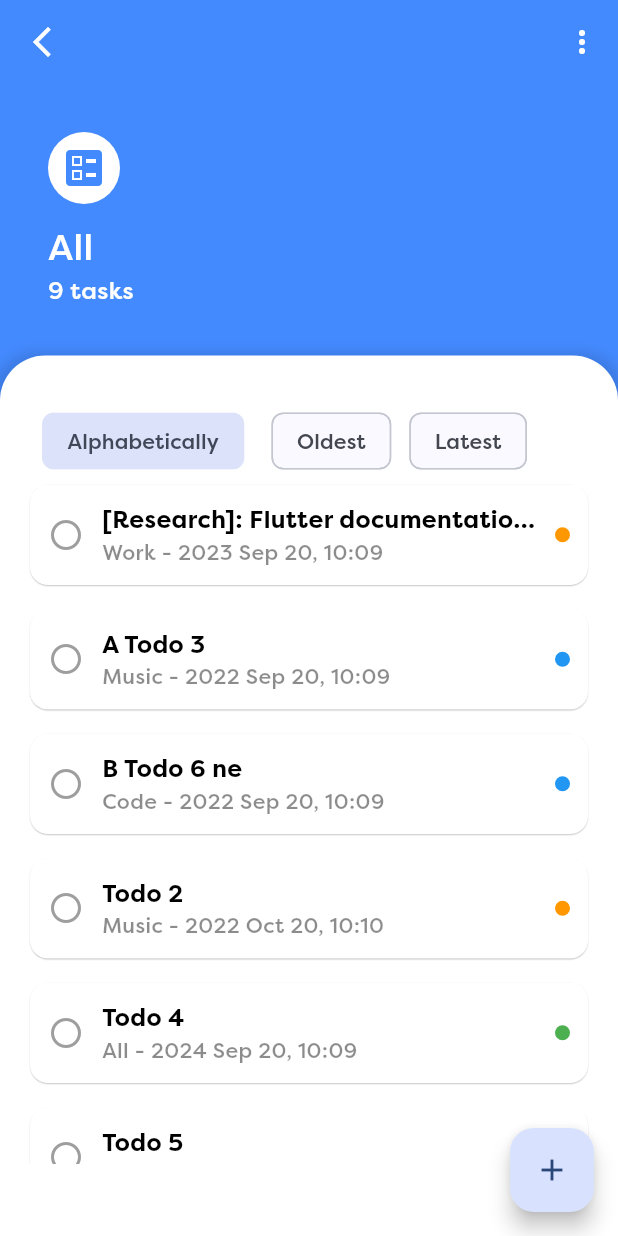
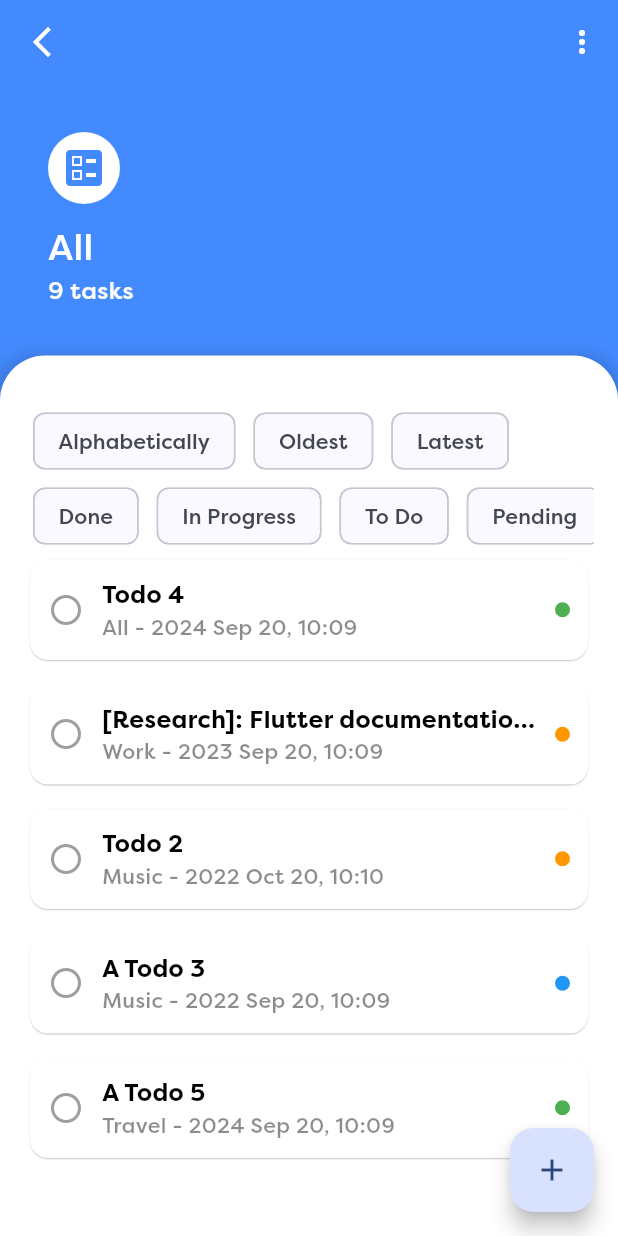
Before and after one commit to tuyen1204/ziichat_todo, a Flutter app: the HomeScreen screen opened directly, after a tap on "All", on a phone screen of 412 x 824 dp. Run offline on Flutter 3.47's test engine with Material 3 defaults, Android fonts, the phone set to English and light mode, and no system bars.

Commit message:
[feat]: Sort by status

```diff
--- a/ziichat_todo/lib/data/folder_data.dart
+++ b/ziichat_todo/lib/data/folder_data.dart
@@ -34,9 +34,9 @@ List<TodoItemData> dataFolder = [
   ),
   TodoItemData(
     idTodo: "todo-5",
-    title: "Todo 5",
+    title: "A Todo 5",
     category: "Travel",
-    createdTime: "2022-09-20 10:27:21.240752",
+    createdTime: "2024-09-20 10:27:21.240752",
     status: ItemStatus.done,
   ),
   TodoItemData(
@@ -44,7 +44,7 @@ List<TodoItemData> dataFolder = [
     title: "Travel 2",
     category: "Travel",
     createdTime: "2022-09-20 10:27:21.240752",
-    status: ItemStatus.done,
+    status: ItemStatus.pending,
   ),
   TodoItemData(
     idTodo: "travel-3",
--- a/ziichat_todo/lib/screens/folder/folder_detail.dart
+++ b/ziichat_todo/lib/screens/folder/folder_detail.dart
@@ -40,8 +40,11 @@ class _ItemsTodoDetailState extends State<ItemsTodoDetail> {
     "Oldest",
     "Latest",
   ];
-  String currentSort = "Alphabetically";
-  late final List<TodoItemData> filteredFolders;
+  String currentSort = "";
+  late final List<ItemStatus> listStatus;
+  List<TodoItemData> filteredFolders = [...dataFolder];
+
+  String currentStatus = "";
 
   @override
   void initState() {
@@ -53,6 +56,14 @@ class _ItemsTodoDetailState extends State<ItemsTodoDetail> {
           .toList();
       listToDoAll = List.from(dataFolder);
       totals = dataFolder.length;
+
+      listStatus = dataFolder.map((item) => item.status).toSet().toList();
+      filteredFolders = currentStatus.isNotEmpty
+          ? dataFolder
+              .where((toDo) =>
+                  statusToReadableString(toDo.status) == currentStatus)
+              .toList()
+          : [...dataFolder];
     });
 
     Future.delayed(Duration(milliseconds: 1000), () {
@@ -62,10 +73,19 @@ class _ItemsTodoDetailState extends State<ItemsTodoDetail> {
     });
   }
 
+  void handleUpdateFolders() {
+    setState(() {
+      filteredFolders = dataFolder
+          .where((toDo) => statusToReadableString(toDo.status) == currentStatus)
+          .toList();
+    });
+  }
+
   @override
   Widget build(BuildContext context) {
     final paddingNotch = MediaQuery.of(context).padding.top;
     final paddingBottom = MediaQuery.of(context).padding.bottom;
+
     final sortedList = (widget.currentCategory == "All"
         ? listToDoAll
         : listToDo)
@@ -122,7 +142,7 @@ class _ItemsTodoDetailState extends State<ItemsTodoDetail> {
                 ),
                 SizedBox(height: 12),
                 Text(
-                  "All",
+                  widget.currentCategory,
                   style: TextStyle(
                       color: Colors.white,
                       fontSize: 24,
@@ -179,7 +199,7 @@ class _ItemsTodoDetailState extends State<ItemsTodoDetail> {
                             itemBuilder: (context, index) {
                               return Padding(
                                 padding: EdgeInsets.symmetric(
-                                    horizontal: index == 0 ? 12 : 6),
+                                    horizontal: index == 0 ? 6 : 6),
                                 child: ChoiceChip(
                                   showCheckmark: false,
                                   label: Text(sortList[index]),
@@ -194,16 +214,48 @@ class _ItemsTodoDetailState extends State<ItemsTodoDetail> {
                             },
                           ),
                         ),
+                      SizedBox(
+                        width: double.infinity,
+                        height: 50,
+                        child: ListView.builder(
+                          scrollDirection: Axis.horizontal,
+                          itemCount: listStatus.length,
+                          itemBuilder: (context, index) {
+                            return Padding(
+                              padding: EdgeInsets.symmetric(
+                                  horizontal: index == 0 ? 6 : 6),
+                              child: ChoiceChip(
+                                showCheckmark: false,
+                                label: Text(
+                                    statusToReadableString(listStatus[index])),
+                                selected: currentStatus ==
+                                    statusToReadableString(listStatus[index]),
+                                onSelected: (value) {
+                                  setState(() {
+                                    currentStatus = statusToReadableString(
+                                        listStatus[index]);
+                                  });
+                                  handleUpdateFolders();
+                                },
+                              ),
+                            );
+                          },
+                        ),
+                      ),
                       Column(
                         spacing: 8,
                         mainAxisAlignment: MainAxisAlignment.start,
                         crossAxisAlignment: CrossAxisAlignment.start,
                         children: List.generate(
-                          sortedList.length,
+                          currentStatus.isNotEmpty
+                              ? filteredFolders.length
+                              : sortedList.length,
                           (index) {
-                            final todoItem = widget.currentCategory == "All"
-                                ? listToDoAll[index]
-                                : listToDo[index];
+                            final todoItem = currentStatus.isNotEmpty
+                                ? filteredFolders[index]
+                                : widget.currentCategory == "All"
+                                    ? listToDoAll[index]
+                                    : listToDo[index];
                             return isLoading
                                 ? ShimmerLoading(
                                     isLoading: isLoading,
```
Also changed, not shown: ziichat_todo/lib/screens/item/todo_detail_screen.dart (+25 -12 lines).
